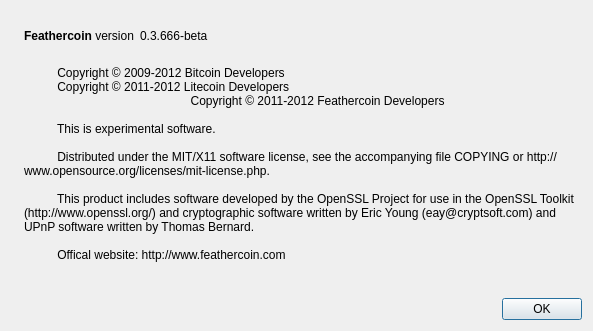
Old version of the form src/qt/forms/aboutdialog.ui in the repository warwickchapman/FeatherCoin.
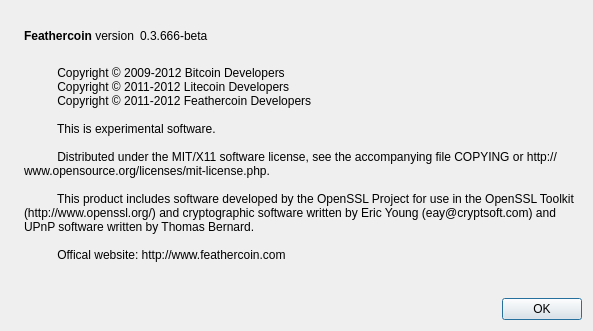
New version of the form. Icons and pictures are not drawn.

Commit message: Updated version and About text

```diff
--- a/src/qt/forms/aboutdialog.ui
+++ b/src/qt/forms/aboutdialog.ui
@@ -97,7 +97,7 @@
         <string>
           Copyright © 2009-2012 Bitcoin Developers
           Copyright © 2011-2012 Litecoin Developers
-		  Copyright © 2011-2012 Feathercoin Developers
+          Copyright © 2011-2012 Feathercoin Developers
 
           This is experimental software.
 
```
The commit also changes 2 other files.
